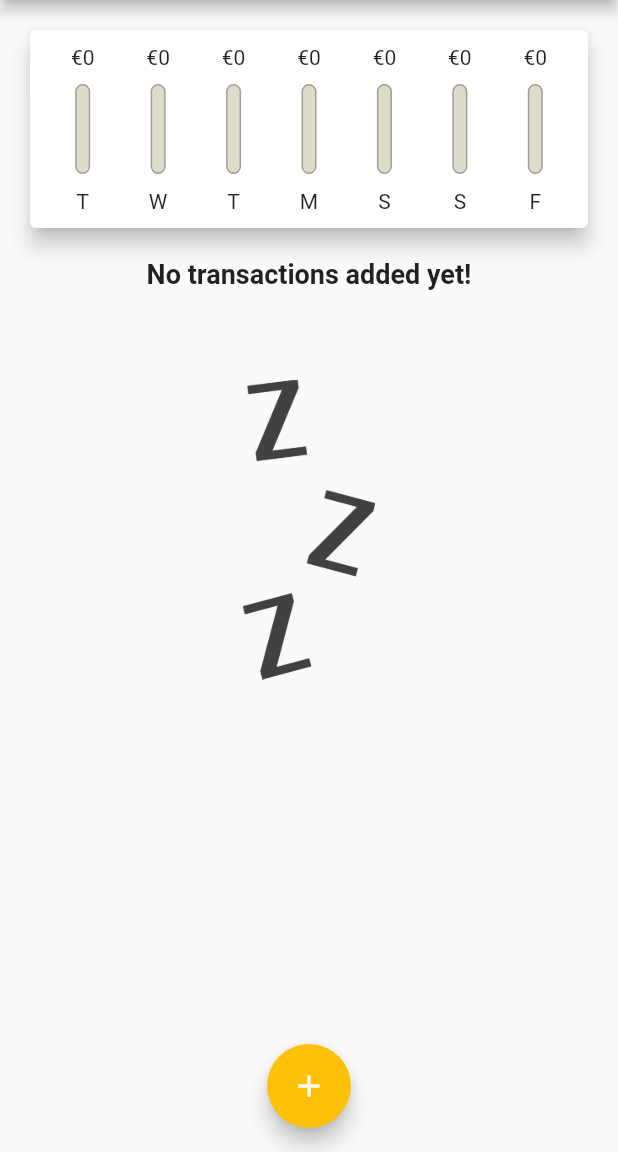
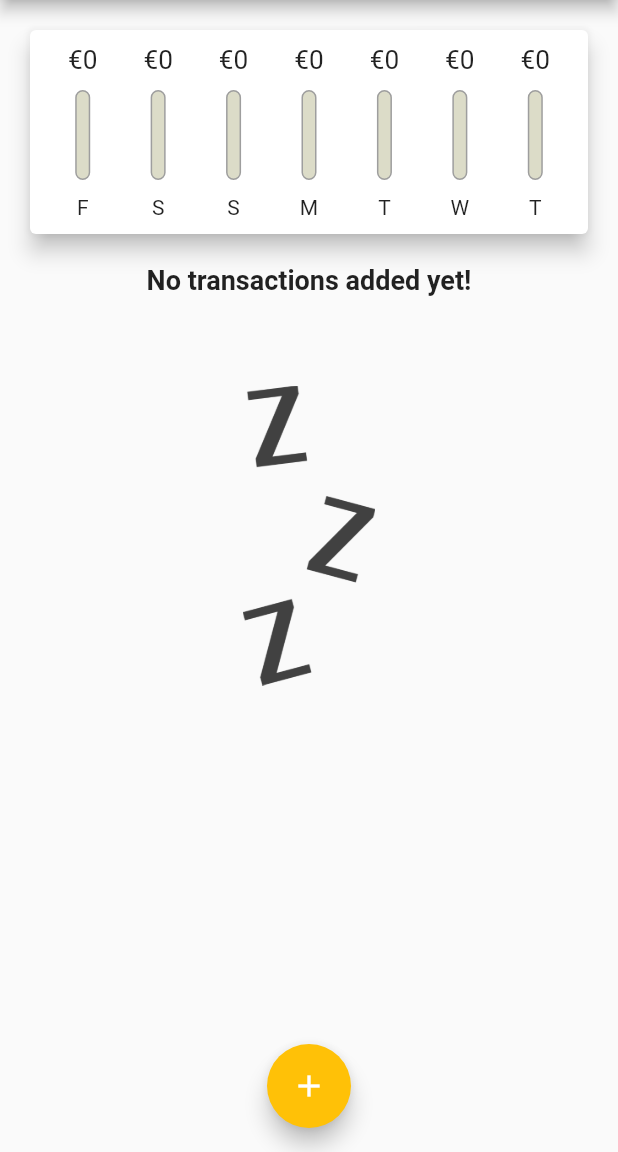
Before and after one commit to stevematdavies/flutter_psa, a Flutter app: the screen it shows after launch, on a phone screen of 412 x 824 dp, the part 84-1236 px from its top. Run offline on Flutter 3.47's test engine with Material 2 defaults, Android fonts, the phone set to English and light mode, and no system bars; Roboto replaces fonts that are missing (OpenSans).

Commit message:
Putting the days in order#

```diff
--- a/lib/widgets/chart.dart
+++ b/lib/widgets/chart.dart
@@ -26,7 +26,7 @@ class Chart extends StatelessWidget {
         'day': DateFormat.E().format(weekday).substring(0, 1),
         'amount': amtSum
       };
-    });
+    }).reversed.toList();
   }
 
   double get maxSpending {
--- a/lib/widgets/chart_bar.dart
+++ b/lib/widgets/chart_bar.dart
@@ -13,7 +13,10 @@ class ChartBar extends StatelessWidget {
   Widget build(BuildContext context) {
     return Column(
       children: [
-        FittedBox(child: Text("€${spendingAmount.toStringAsFixed(0)}")),
+        SizedBox(
+            height: 20,
+            child: FittedBox(
+                child: Text("€${spendingAmount.toStringAsFixed(0)}"))),
         const SizedBox(height: 10),
         SizedBox(
           height: 60,
```
